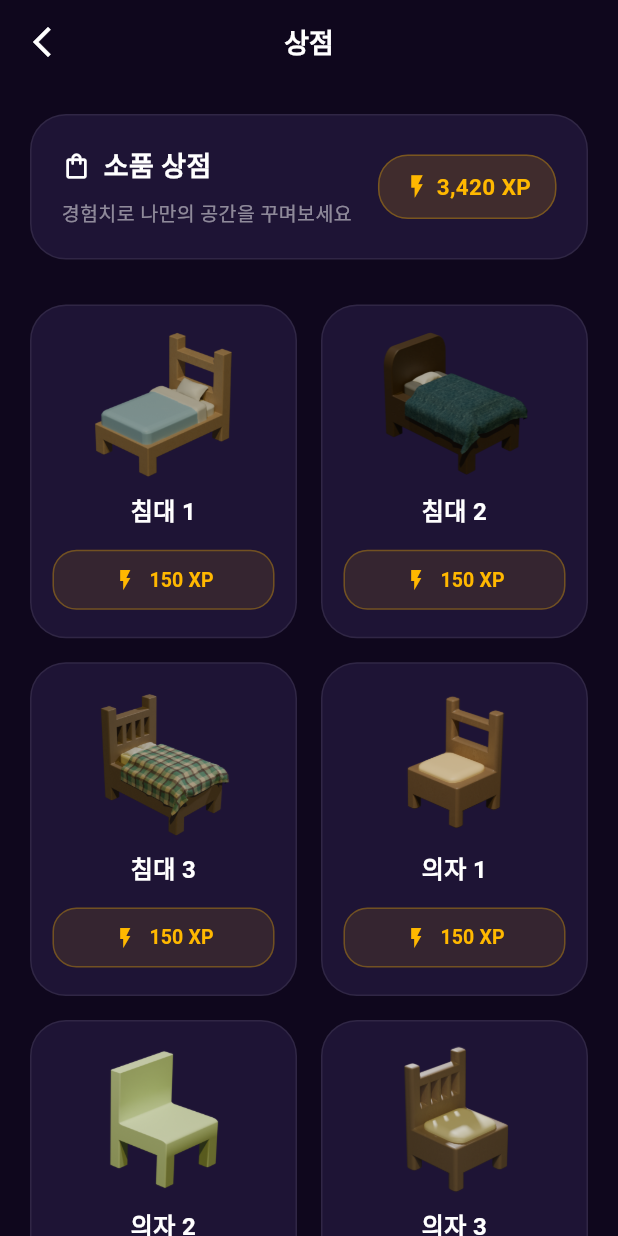
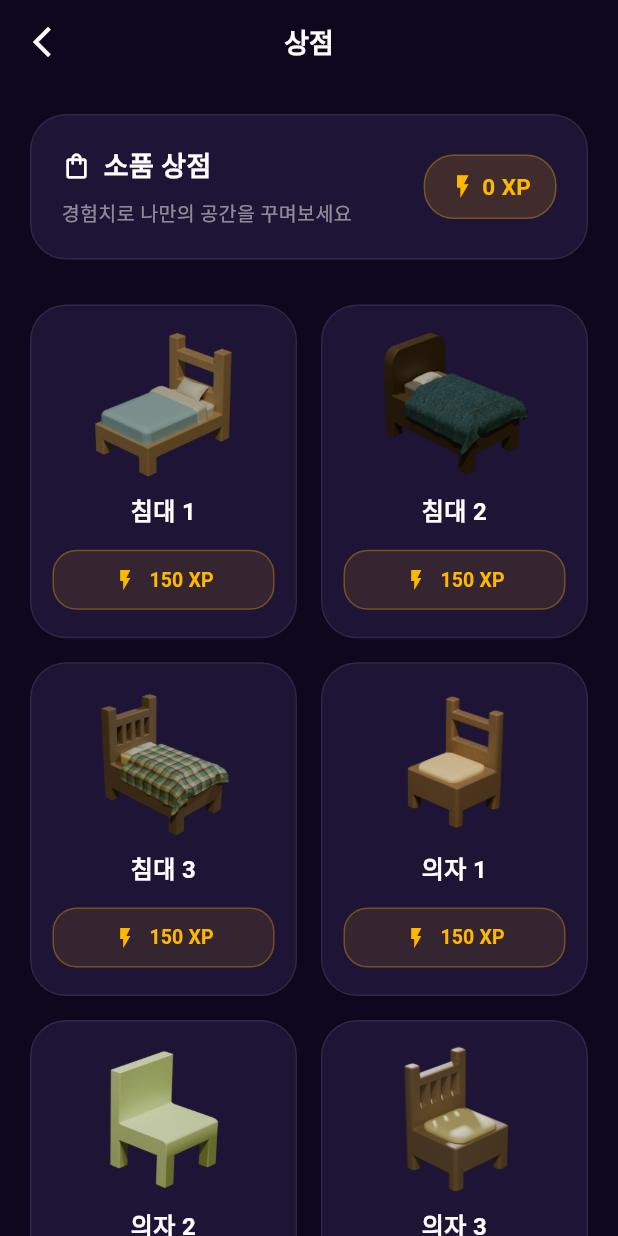
Before and after one commit to DHRoote/To_Dream, a Flutter app: the ShopScreen screen opened directly, on a phone screen of 412 x 824 dp. Run offline on Flutter 3.47's test engine with Material 3 defaults, Android fonts, the phone set to English and light mode, and no system bars; our stand-ins replace cloud_firestore, firebase_core, firebase_storage, image_picker; accounts and stored records are empty.

Commit message:
상점 개인 xp 반영

```diff
--- a/lib/views/screens/shop_screen.dart
+++ b/lib/views/screens/shop_screen.dart
@@ -12,8 +12,7 @@ class ShopScreen extends StatefulWidget {
 }
 
 class _ShopScreenState extends State<ShopScreen> {
-  // 보유 중인 경험치(XP) - (추후 DB/Provider 연동 필요)
-  int _myXp = 3420;
+  // 💡 기존의 로컬 상태 변수 _myXp는 삭제했습니다. (StreamBuilder에서 직접 관리)
 
   // 모든 가구의 통일된 가격
   final int _fixedPrice = 150;
@@ -21,8 +20,8 @@ class _ShopScreenState extends State<ShopScreen> {
   // FurnitureMaster에서 가구 목록 불러오기
   final List<FurnitureItem> _allItems = FurnitureMaster.items;
 
-  // 🛒 Firebase에 아이템 구매 내역 저장하는 함수
-  Future<void> _purchaseItem(FurnitureItem item) async {
+  // 🛒 Firebase에 아이템 구매 내역 저장 및 경험치 차감하는 함수
+  Future<void> _purchaseItem(FurnitureItem item, int currentXp) async {
     // 1. Provider에서 현재 유저 ID 가져오기
     final myUserId = context.read<UserProvider>().userId;
 
@@ -33,29 +32,40 @@ class _ShopScreenState extends State<ShopScreen> {
       return;
     }
 
-    // 2. XP가 충분한지 확인
-    if (_myXp < _fixedPrice) {
+    // 2. 실시간 XP가 충분한지 확인
+    if (currentXp < _fixedPrice) {
       ScaffoldMessenger.of(context).showSnackBar(
-        const SnackBar(content: Text('XP가 부족합니다!')),
+        const SnackBar(content: Text('XP가 부족합니다! 열심히 미션을 수행해보세요!')),
       );
       return;
     }
 
     try {
-      // 3. Firestore 'user_items' 컬렉션에 데이터 추가
-      await FirebaseFirestore.instance.collection('user_items').add({
+      // 💡 3. Firestore Batch를 사용하여 아이템 추가와 경험치 차감을 동시에 안전하게 처리
+      final batch = FirebaseFirestore.instance.batch();
+
+      // [1] user_items 컬렉션에 구매한 가구 데이터 추가
+      final newItemRef = FirebaseFirestore.instance.collection('user_items').doc();
+      batch.set(newItemRef, {
         'furniture_id': item.id,
         'user_id': myUserId,
       });
 
-      // 4. 구매 성공 처리 (UI 업데이트 및 스낵바 띄우기)
+      // [2] users 컬렉션에서 내 current_xp 차감 (FieldValue.increment 사용)
+      final userRef = FirebaseFirestore.instance.collection('users').doc(myUserId);
+      batch.update(userRef, {
+        'current_xp': FieldValue.increment(-_fixedPrice)
+      });
+
+      // 일괄 처리 실행
+      await batch.commit();
+
+      // 4. 구매 성공 처리 (스낵바 띄우기)
+      // (로컬 변수 _myXp -= _fixedPrice 부분은 DB 연동으로 인해 삭제되었습니다)
       if (mounted) {
-        setState(() {
-          _myXp -= _fixedPrice; // XP 차감 로직 (현재 화면에서만 반영)
-        });
         ScaffoldMessenger.of(context).showSnackBar(
           SnackBar(
-            content: Text('${item.name} 구매 완료!'),
+            content: Text('${item.name} 구매 완료! 보관함을 확인해보세요.'),
             backgroundColor: const Color(0xFFB062FF),
           ),
         );
@@ -69,8 +79,8 @@ class _ShopScreenState extends State<ShopScreen> {
     }
   }
 
-  // 구매 확인 다이얼로그 띄우기
-  void _showPurchaseConfirmDialog(FurnitureItem item) {
+  // 구매 확인 다이얼로그 띄우기 (현재 XP도 매개변수로 받아옵니다)
+  void _showPurchaseConfirmDialog(FurnitureItem item, int currentXp) {
     showDialog(
       context: context,
       builder: (context) {
@@ -89,7 +99,7 @@ class _ShopScreenState extends State<ShopScreen> {
             ElevatedButton(
               onPressed: () {
                 Navigator.pop(context); // 다이얼로그 닫기
-                _purchaseItem(item);    // 구매 로직 실행
+                _purchaseItem(item, currentXp);    // 구매 로직 실행
               },
               style: ElevatedButton.styleFrom(
                 backgroundColor: const Color(0xFFFFB800),
@@ -104,6 +114,9 @@ class _ShopScreenState extends State<ShopScreen> {
 
   @override
   Widget build(BuildContext context) {
+    // build 단계에서 Provider를 통해 내 UID를 가져옵니다.
+    final myUserId = context.read<UserProvider>().userId;
+
     return Scaffold(
       backgroundColor: const Color(0xFF0F071D), // 어두운 네이비 배경
       appBar: AppBar(
@@ -119,7 +132,25 @@ class _ShopScreenState extends State<ShopScreen> {
         ),
         centerTitle: true,
       ),
-      body: Column(
+
+      // 💡 StreamBuilder로 내 유저 정보 문서를 실시간 구독하여 current_xp를 가져옵니다.
+      body: StreamBuilder<DocumentSnapshot>(
+          stream: FirebaseFirestore.instance.collection('users').doc(myUserId).snapshots(),
+          builder: (context, snapshot) {
+
+            if (snapshot.connectionState == ConnectionState.waiting) {
+              return const Center(child: CircularProgressIndicator(color: Colors.cyanAccent));
+            }
+
+            // DB에서 current_xp 파싱 (데이터가 없거나 필드가 없으면 0으로 초기화)
+            int currentXp = 0;
+            if (snapshot.hasData && snapshot.data!.exists) {
+              final data = snapshot.data!.data() as Map<String, dynamic>;
+              // (혹시 필드명이 currentXp일 경우를 대비해 fallback 처리까지 넣었습니다)
+              currentXp = (data['current_xp'] ?? data['currentXp'] ?? 0) as int;
+            }
+
+            return Column(
               children: [
                 // --- 1. 상단 내 경험치 및 상점 안내 헤더 ---
                 Padding(
@@ -154,7 +185,7 @@ class _ShopScreenState extends State<ShopScreen> {
                             ),
                           ],
                         ),
-                  // XP 뱃지
+                        // XP 뱃지 (실시간 DB 값 적용)
                         Container(
                           padding: const EdgeInsets.symmetric(horizontal: 16, vertical: 10),
                           decoration: BoxDecoration(
@@ -167,7 +198,7 @@ class _ShopScreenState extends State<ShopScreen> {
                               const Icon(Icons.flash_on, color: Color(0xFFFFB800), size: 18),
                               const SizedBox(width: 4),
                               Text(
-                          '${_formatNumber(_myXp)} XP',
+                                '${_formatNumber(currentXp)} XP',
                                 style: const TextStyle(
                                   color: Color(0xFFFFB800),
                                   fontWeight: FontWeight.bold,
@@ -191,24 +222,24 @@ class _ShopScreenState extends State<ShopScreen> {
                       crossAxisCount: 2,
                       crossAxisSpacing: 16,
                       mainAxisSpacing: 16,
-                // 💡 이미지가 들어갈 공간을 확보하기 위해 비율을 0.8로 수정
                       childAspectRatio: 0.8,
                     ),
                     itemCount: _allItems.length,
                     itemBuilder: (context, index) {
                       final item = _allItems[index];
-                return _buildItemCard(item);
+                      return _buildItemCard(item, currentXp); // 카드로 현재 보유 XP 전달
                     },
                   ),
                 ),
               ],
+            );
+          }
       ),
     );
   }
 
   // 개별 아이템 카드 위젯
-  Widget _buildItemCard(FurnitureItem item) {
-    // 💡 getRotatedAssetPath(0)을 호출하면 '-1' 번호의 기본 이미지가 반환됩니다! (예: assets/bed1-1.png)
+  Widget _buildItemCard(FurnitureItem item, int currentXp) {
     final imagePath = item.getRotatedAssetPath(0);
 
     return Container(
@@ -219,15 +250,15 @@ class _ShopScreenState extends State<ShopScreen> {
         border: Border.all(color: Colors.white.withOpacity(0.08)),
       ),
       child: Column(
-        mainAxisAlignment: MainAxisAlignment.spaceBetween, // 위젯 간격 균등 배치
+        mainAxisAlignment: MainAxisAlignment.spaceBetween,
         children: [
-          // 1. 가구 이미지 (assets 폴더에서 불러오기)
+          // 1. 가구 이미지
           Expanded(
             child: Padding(
               padding: const EdgeInsets.only(bottom: 8.0),
               child: Image.asset(
                 imagePath,
-                fit: BoxFit.contain, // 이미지가 카드 영역 안에 잘 맞게 들어가도록 설정
+                fit: BoxFit.contain,
               ),
             ),
           ),
@@ -244,7 +275,7 @@ class _ShopScreenState extends State<ShopScreen> {
           SizedBox(
             width: double.infinity,
             child: OutlinedButton.icon(
-              onPressed: () => _showPurchaseConfirmDialog(item),
+              onPressed: () => _showPurchaseConfirmDialog(item, currentXp), // 버튼 누를 때 XP 검사 로직으로 진입
               icon: const Icon(Icons.flash_on, color: Color(0xFFFFB800), size: 16),
               label: Text(
                 '${_formatNumber(_fixedPrice)} XP',
```
Lines whose indentation alone changed are shown as unchanged.
